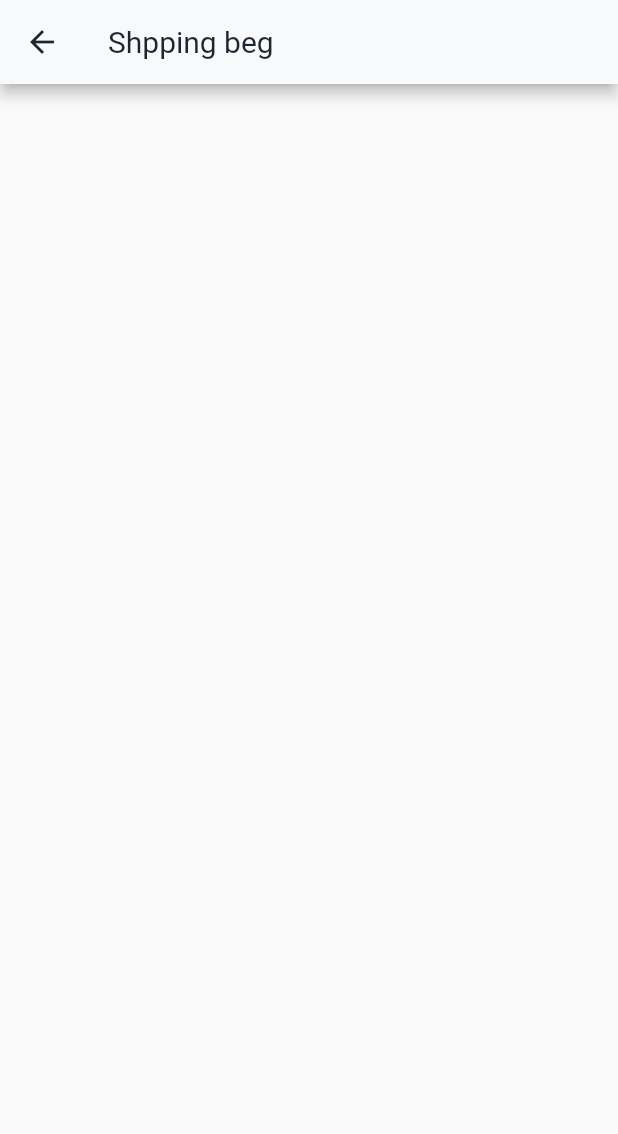
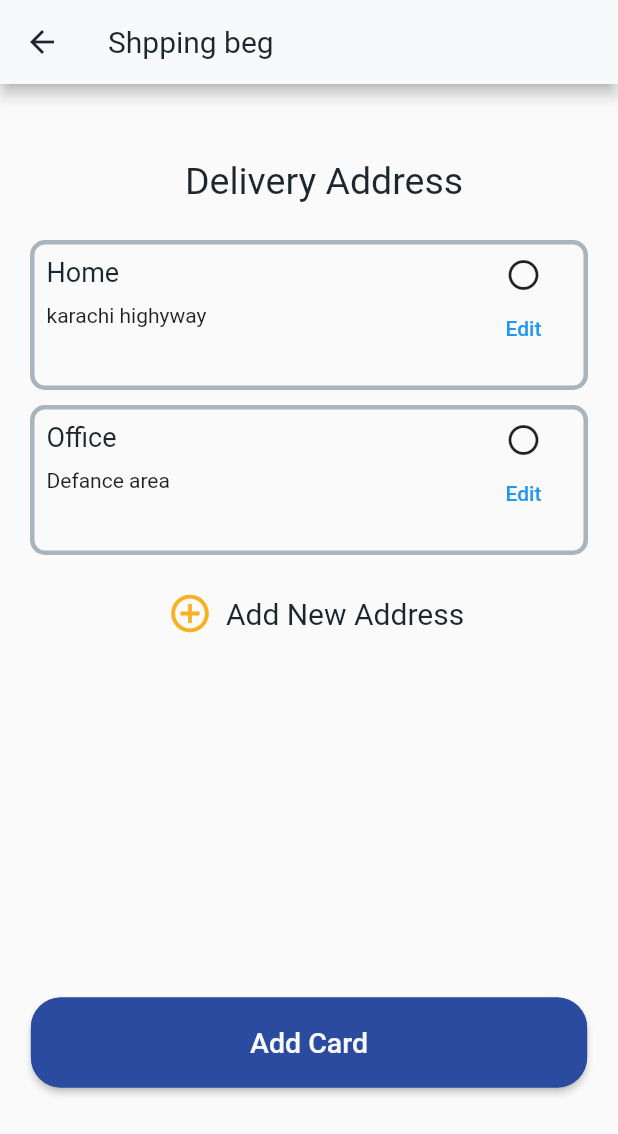
Before and after one commit to MuhammadHassanVahand/Ui-Project, a Flutter app: the AdressDetails screen opened directly, on a phone screen of 412 x 824 dp. Shown: the top 1134 px of the screen. Run offline on Flutter 3.47's test engine with Material 2 defaults, Android fonts, the phone set to English and light mode, and no system bars; our stand-ins replace carousel_slider, curved_navigation_bar, flutter_svg, font_awesome_flutter.

Commit message:
Mini UI Project

```diff
--- a/lib/screens/address.dart
+++ /dev/null
@@ -1,24 +0,0 @@
-import 'package:flutter/material.dart';
-import 'package:mini_ui_project/constan/appColors.dart';
-
-class AdressDetails extends StatefulWidget {
-  const AdressDetails({super.key});
-
-  @override
-  State<AdressDetails> createState() => _AdressDetailsState();
-}
-
-class _AdressDetailsState extends State<AdressDetails> {
-  @override
-  Widget build(BuildContext context) {
-    return SafeArea(
-        child: Scaffold(
-      appBar: AppBar(
-        title: Text("Shpping beg"),
-        iconTheme: IconThemeData(color: AppColors.black100),
-        backgroundColor: AppColors.black1,
-        titleTextStyle: TextStyle(color: AppColors.black100, fontSize: 20),
-      ),
-    ));
-  }
-}
--- /dev/null
+++ b/lib/screens/address/address.dart
@@ -0,0 +1,71 @@
+import 'package:flutter/material.dart';
+import 'package:mini_ui_project/constan/appButton.dart';
+import 'package:mini_ui_project/constan/appColors.dart';
+import 'package:mini_ui_project/screens/address/addressWidget.dart';
+import 'package:mini_ui_project/screens/address/customAddressTile.dart';
+import 'package:mini_ui_project/widget/appLargeText.dart';
+import 'package:mini_ui_project/widget/appSmallText.dart';
+
+List<Map> address = [
+  {"location": "Home", "address": "karachi highyway", "isSelected": false},
+  {"location": "Office", "address": "Defance area", "isSelected": false},
+];
+
+class AdressDetails extends StatefulWidget {
+  const AdressDetails({super.key});
+
+  @override
+  State<AdressDetails> createState() => _AdressDetailsState();
+}
+
+class _AdressDetailsState extends State<AdressDetails> {
+  @override
+  Widget build(BuildContext context) {
+    return SafeArea(
+      child: Scaffold(
+        appBar: AppBar(
+          title: Text("Shpping beg"),
+          iconTheme: IconThemeData(color: AppColors.black100),
+          backgroundColor: AppColors.black1,
+          titleTextStyle: TextStyle(color: AppColors.black100, fontSize: 20),
+        ),
+        body: SingleChildScrollView(
+          child: Column(
+            crossAxisAlignment: CrossAxisAlignment.start,
+            mainAxisAlignment: MainAxisAlignment.spaceBetween,
+            children: [
+              Column(
+                children: [
+                  Padding(
+                    padding: const EdgeInsets.only(left: 20, top: 50),
+                    child: AppSmallText(
+                      text: "Delivery Address",
+                      color: AppColors.black100,
+                      size: 25,
+                    ),
+                  ),
+                  SizedBox(
+                    height: 20,
+                  ),
+                  AddressTile(),
+                  SizedBox(
+                    height: 10,
+                  ),
+                  AddAddress(),
+                ],
+              ),
+              SizedBox(height: 230),
+              Center(
+                child: AppButton(
+                  textColor: AppColors.black1,
+                  text: "Add Card",
+                  width: MediaQuery.of(context).size.width * 0.9,
+                ),
+              )
+            ],
+          ),
+        ),
+      ),
+    );
+  }
+}
--- /dev/null
+++ b/lib/screens/address/addressWidget.dart
@@ -0,0 +1,93 @@
+import 'package:flutter/material.dart';
+import 'package:mini_ui_project/constan/appColors.dart';
+import 'package:mini_ui_project/screens/address/address.dart';
+import 'package:mini_ui_project/widget/appSmallText.dart';
+
+class AddAddress extends StatefulWidget {
+  const AddAddress({super.key});
+
+  @override
+  State<AddAddress> createState() => _AddAddressState();
+}
+
+class _AddAddressState extends State<AddAddress> {
+  TextEditingController locationAddController = TextEditingController();
+  TextEditingController addressAddContoler = TextEditingController();
+  @override
+  Widget build(BuildContext context) {
+    return Row(
+      mainAxisAlignment: MainAxisAlignment.center,
+      children: [
+        IconButton(
+          onPressed: () {
+            showDialog(
+              context: context,
+              builder: (context) {
+                return AlertDialog(
+                  title: AppSmallText(
+                    text: "Add Address",
+                    color: AppColors.black100,
+                  ),
+                  content: Column(
+                    mainAxisSize: MainAxisSize.min,
+                    children: [
+                      Container(
+                        height: 100,
+                        width: 200,
+                        child: TextField(
+                          controller: locationAddController,
+                          decoration: InputDecoration(
+                              hintText: "location like Home/Office"),
+                        ),
+                      ),
+                      Container(
+                        height: 100,
+                        width: 300,
+                        child: TextField(
+                          controller: addressAddContoler,
+                          decoration: InputDecoration(hintText: "location"),
+                        ),
+                      ),
+                      ElevatedButton(
+                        onPressed: () {
+                          setState(() {
+                            Map<String, dynamic> addAdress = {
+                              "location": locationAddController.text,
+                              "address": addressAddContoler.text,
+                              "isSelected": false
+                            };
+                            address.add(addAdress);
+                            addressAddContoler.clear();
+                            locationAddController.clear();
+                            Navigator.pop(context);
+                          });
+                        },
+                        child: Container(
+                          height: 50,
+                          width: 100,
+                          child: Center(
+                            child: AppSmallText(text: "Save edits"),
+                          ),
+                        ),
+                      ),
+                    ],
+                  ),
+                );
+              },
+            );
+          },
+          icon: Icon(
+            Icons.add_circle_outline,
+            color: AppColors.orange,
+            size: 30,
+          ),
+        ),
+        AppSmallText(
+          text: "Add New Address",
+          color: AppColors.black100,
+          size: 20,
+        ),
+      ],
+    );
+  }
+}
--- /dev/null
+++ b/lib/screens/address/customAddressTile.dart
@@ -0,0 +1,185 @@
+import 'package:flutter/material.dart';
+import 'package:mini_ui_project/constan/appColors.dart';
+import 'package:mini_ui_project/screens/address/address.dart';
+import 'package:mini_ui_project/widget/appSmallText.dart';
+
+class AddressTile extends StatefulWidget {
+  const AddressTile({super.key});
+
+  @override
+  State<AddressTile> createState() => _AddressTileState();
+}
+
+class _AddressTileState extends State<AddressTile> {
+  TextEditingController locationEditController = TextEditingController();
+  TextEditingController addressEditContoler = TextEditingController();
+
+  editAddress(index) {
+    setState(() {
+      address[index]["location"] = locationEditController.text;
+      address[index]["address"] = addressEditContoler.text;
+      addressEditContoler.clear();
+      locationEditController.clear();
+      Navigator.pop(context);
+    });
+  }
+
+  @override
+  Widget build(BuildContext context) {
+    return Center(
+      child: Expanded(
+        child: ListView.builder(
+          shrinkWrap: true,
+          itemCount: address.length,
+          itemBuilder: (context, index) {
+            final isSelected = address[index]["isSelected"];
+            return Padding(
+              padding: const EdgeInsets.symmetric(horizontal: 20, vertical: 5),
+              child: InkWell(
+                onTap: () {
+                  setState(() {
+                    for (int i = 0; i < address.length; i++) {
+                      address[i]["isSelected"] = false;
+                    }
+                    address[index]["isSelected"] = !isSelected;
+                  });
+                },
+                child: Container(
+                  decoration: BoxDecoration(
+                    border: Border.all(
+                        width: 3,
+                        color: isSelected == false
+                            ? AppColors.black45
+                            : AppColors.orange),
+                    borderRadius: BorderRadius.circular(10),
+                  ),
+                  height: 100,
+                  child: Padding(
+                    padding: const EdgeInsets.all(8.0),
+                    child: Row(
+                      mainAxisSize: MainAxisSize.min,
+                      mainAxisAlignment: MainAxisAlignment.spaceBetween,
+                      children: [
+                        Column(
+                          crossAxisAlignment: CrossAxisAlignment.start,
+                          children: [
+                            AppSmallText(
+                              text: address[index]["location"],
+                              color: AppColors.black100,
+                              size: 18,
+                            ),
+                            SizedBox(
+                              height: 10,
+                            ),
+                            Container(
+                              width: 200,
+                              child: Text(
+                                address[index]["address"],
+                                maxLines: 3,
+                                overflow: TextOverflow.ellipsis,
+                              ),
+                            )
+                          ],
+                        ),
+                        SizedBox(
+                          width: 5,
+                        ),
+                        Column(
+                          children: [
+                            isSelected == true
+                                ? Icon(
+                                    Icons.check_circle,
+                                    color: AppColors.orange,
+                                  )
+                                : Icon(Icons.radio_button_unchecked),
+                            Column(
+                              children: [
+                                TextButton(
+                                    onPressed: () {
+                                      locationEditController.text =
+                                          address[index]["location"];
+                                      addressEditContoler.text =
+                                          address[index]["address"];
+
+                                      showDialog(
+                                        context: context,
+                                        builder: (context) {
+                                          return AlertDialog(
+                                            title: AppSmallText(
+                                              text: "Edit Address",
+                                              color: AppColors.black100,
+                                            ),
+                                            content: Column(
+                                              mainAxisSize: MainAxisSize.min,
+                                              children: [
+                                                Container(
+                                                  height: 100,
+                                                  width: 200,
+                                                  child: TextField(
+                                                    controller:
+                                                        locationEditController,
+                                                    decoration: InputDecoration(
+                                                        hintText: "location"),
+                                                  ),
+                                                ),
+                                                Container(
+                                                  height: 100,
+                                                  width: 300,
+                                                  child: TextField(
+                                                    controller:
+                                                        addressEditContoler,
+                                                    decoration: InputDecoration(
+                                                        hintText: "address"),
+                                                  ),
+                                                ),
+                                                ElevatedButton(
+                                                  onPressed: () {
+                                                    editAddress(index);
+                                                  },
+                                                  child: Container(
+                                                    height: 50,
+                                                    width: 100,
+                                                    child: Center(
+                                                      child: AppSmallText(
+                                                          text: "Save edits"),
+                                                    ),
+                                                  ),
+                                                ),
+                                                ElevatedButton(
+                                                  onPressed: () {
+                                                    setState(() {
+                                                      address.removeAt(index);
+                                                      Navigator.pop(context);
+                                                    });
+                                                  },
+                                                  child: AppSmallText(
+                                                      text: "Delete Address"),
+                                                  style: ButtonStyle(
+                                                      backgroundColor:
+                                                          MaterialStateProperty
+                                                              .all(Colors.red)),
+                                                )
+                                              ],
+                                            ),
+                                          );
+                                        },
+                                      );
+                                      ;
+                                    },
+                                    child: Text("Edit")),
+                              ],
+                            )
+                          ],
+                        )
+                      ],
+                    ),
+                  ),
+                ),
+              ),
+            );
+          },
+        ),
+      ),
+    );
+  }
+}
--- a/lib/widget/customItemTotal.dart
+++ b/lib/widget/customItemTotal.dart
@@ -2,7 +2,7 @@ import 'package:flutter/material.dart';
 import 'package:mini_ui_project/constan/appButton.dart';
 import 'package:mini_ui_project/constan/appColors.dart';
 import 'package:mini_ui_project/data/addToCart.dart';
-import 'package:mini_ui_project/screens/address.dart';
+import 'package:mini_ui_project/screens/address/address.dart';
 import 'package:mini_ui_project/widget/appLargeText.dart';
 import 'package:mini_ui_project/widget/appSmallText.dart';
 
```
Also changed, not shown: lib/screens/favourite.dart (+30 -13 lines), lib/screens/shoppingBag.dart (+11 -9 lines).
